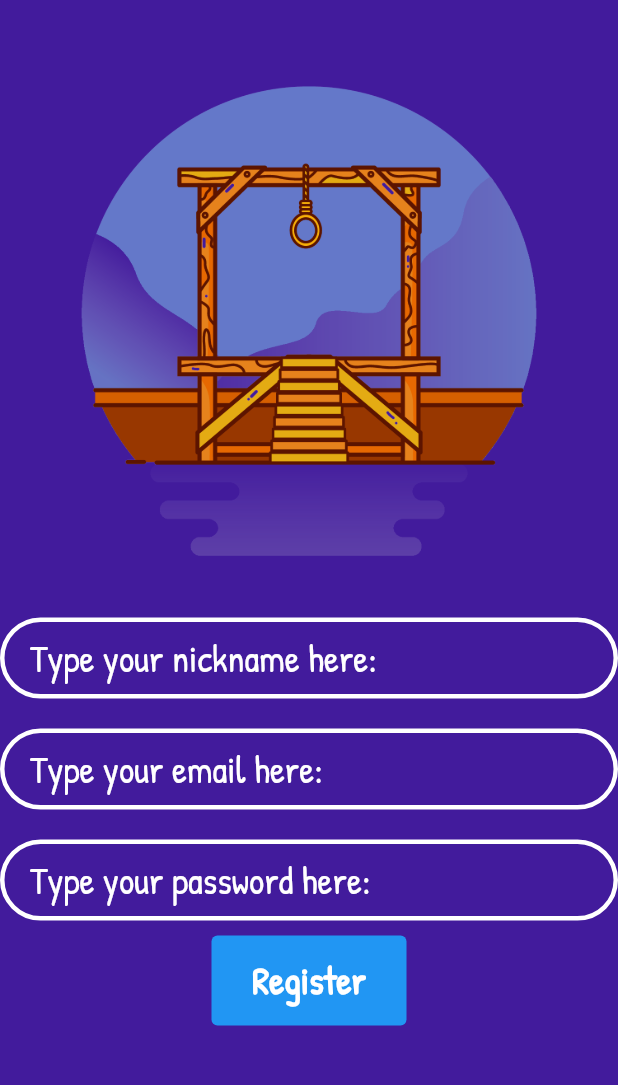
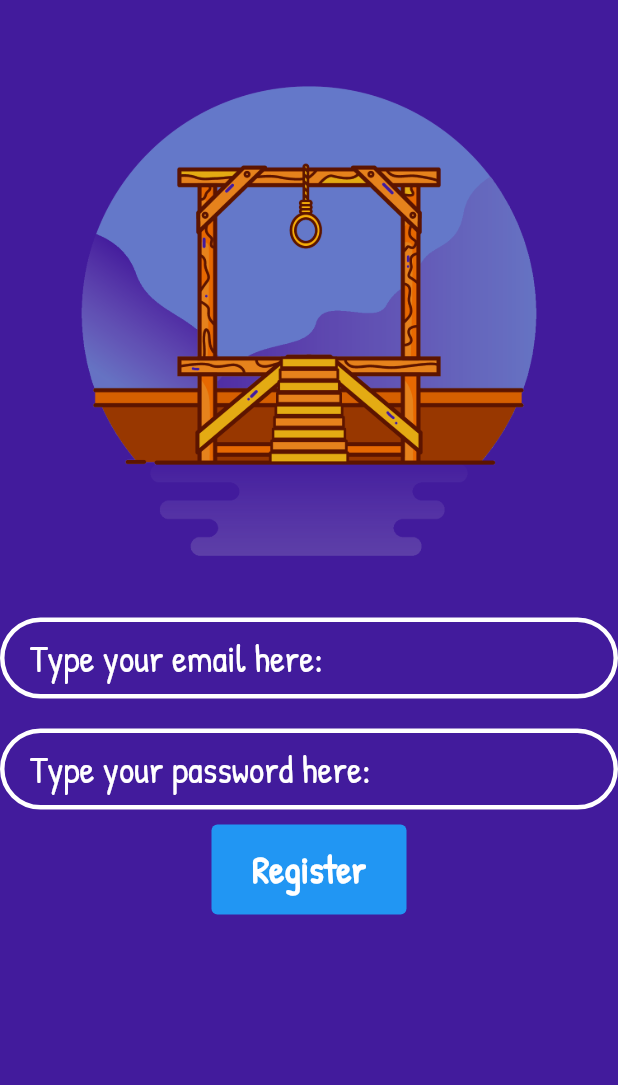
Before and after one commit to ThallesVicenzo/hangman_app, a Flutter app: the SignInScreen screen opened by its route, on a phone screen of 412 x 824 dp, the part 137-1222 px from its top. Run offline on Flutter 3.47's test engine with Material 2 defaults, Android fonts, the phone set to English and light mode, and no system bars; drawn by our look-alikes of modal_progress_hud_nsn; our stand-ins replace cloud_firestore, firebase_auth, firebase_core, shared_preferences; accounts and stored records are empty; network calls fail.

Commit message:
fixes nickname error
this commit fixes the error when the nickname is null and the app loads the nickname stored with shared preferences.
basically the nickname duplicates in highcore screen, because the firestore doesn't have a nickname field yet.

```diff
--- a/lib/screens/authenticate_screens/sign_in_screen.dart
+++ b/lib/screens/authenticate_screens/sign_in_screen.dart
@@ -3,7 +3,6 @@ import 'package:firebase_auth/firebase_auth.dart';
 import 'package:flutter/material.dart';
 import 'package:hangman_app/constants/constants.dart';
 import 'package:hangman_app/screens/game_screens/game_home_screen.dart';
-import 'package:hangman_app/services/storage_service.dart';
 import 'package:hangman_app/widgets/custom_button.dart';
 import 'package:modal_progress_hud_nsn/modal_progress_hud_nsn.dart';
 import '../../widgets/text_widget.dart';
@@ -27,13 +26,6 @@ class _SignInScreenState extends State<SignInScreen> {
   final _auth = FirebaseAuth.instance;
   CollectionReference users = FirebaseFirestore.instance.collection('users');
 
-  Future<void> addNickname() {
-    return users
-        .add({
-      'nickname': nickname,
-    });
-  }
-
   @override
   Widget build(BuildContext context) {
     return ModalProgressHUD(
@@ -52,17 +44,6 @@ class _SignInScreenState extends State<SignInScreen> {
               ),
               Image(
                 image: AssetImage(kHangmanGallow),
-              ),
-              TextField(
-                style: kTextButtonStyle,
-                onChanged: (value) {
-                  nickname = value;
-                },
-                decoration: kTextFieldDecoration.copyWith(
-                    hintText: 'Type your nickname here: '),
-              ),
-              SizedBox(
-                height: 20,
               ),
               TextField(
                 style: kTextButtonStyle,
@@ -95,8 +76,6 @@ class _SignInScreenState extends State<SignInScreen> {
                   try {
                     await _auth.createUserWithEmailAndPassword(
                         email: email, password: password);
-                    addNickname();
-                    StorageService.setNickname(nickname);
                     Navigator.push(context,
                         MaterialPageRoute(builder: (context) {
                       return GameHomeScreen(widget.hangmanData);
--- a/lib/screens/game_screens/highscore_screen.dart
+++ b/lib/screens/game_screens/highscore_screen.dart
@@ -1,7 +1,6 @@
 import 'package:flutter/material.dart';
 import 'package:hangman_app/constants/constants.dart';
 import 'package:hangman_app/services/hangman-model.dart';
-import 'package:hangman_app/services/storage_service.dart';
 import 'package:hangman_app/widgets/text_widget.dart';
 import 'package:cloud_firestore/cloud_firestore.dart';
 
@@ -25,7 +24,6 @@ class _HighScoreScreenState extends State<HighScoreScreen> {
   void initState() {
     super.initState();
     getDocIds = getDocId();
-    nickname = StorageService.getNickname()!;
     restartGame();
   }
 
@@ -85,7 +83,7 @@ class _HighScoreScreenState extends State<HighScoreScreen> {
                         itemCount: highscore_docIds.length,
                         itemBuilder: (context, index) {
                           return HighscoreTile(
-                              documentID: highscore_docIds[index], nickname: nickname,);
+                              documentID: highscore_docIds[index]);
                         }),
                   );
                 }),
--- a/lib/services/highscore_tile.dart
+++ b/lib/services/highscore_tile.dart
@@ -3,10 +3,9 @@ import 'package:flutter/material.dart';
 import '../widgets/highscore_list_content.dart';
 
 class HighscoreTile extends StatelessWidget {
-  HighscoreTile({required this.documentID, required this.nickname});
+  HighscoreTile({required this.documentID});
 
   final documentID;
-  final nickname;
 
   @override
   Widget build(BuildContext context) {
@@ -23,7 +22,7 @@ class HighscoreTile extends StatelessWidget {
                 child: Column(
                   children: [
                     HighscoreListContent(
-                        title1: data['nickname'] != null ? data['nickname'] : nickname.toString(),
+                        title1: data['nickname'],
                         title2: data['highscore'].toString(),
                         fontSize: 28.0,
                         fontWeight: FontWeight.w300),
```
Also changed, not shown: lib/screens/game_screens/game_screen.dart (+43 -1 lines).
